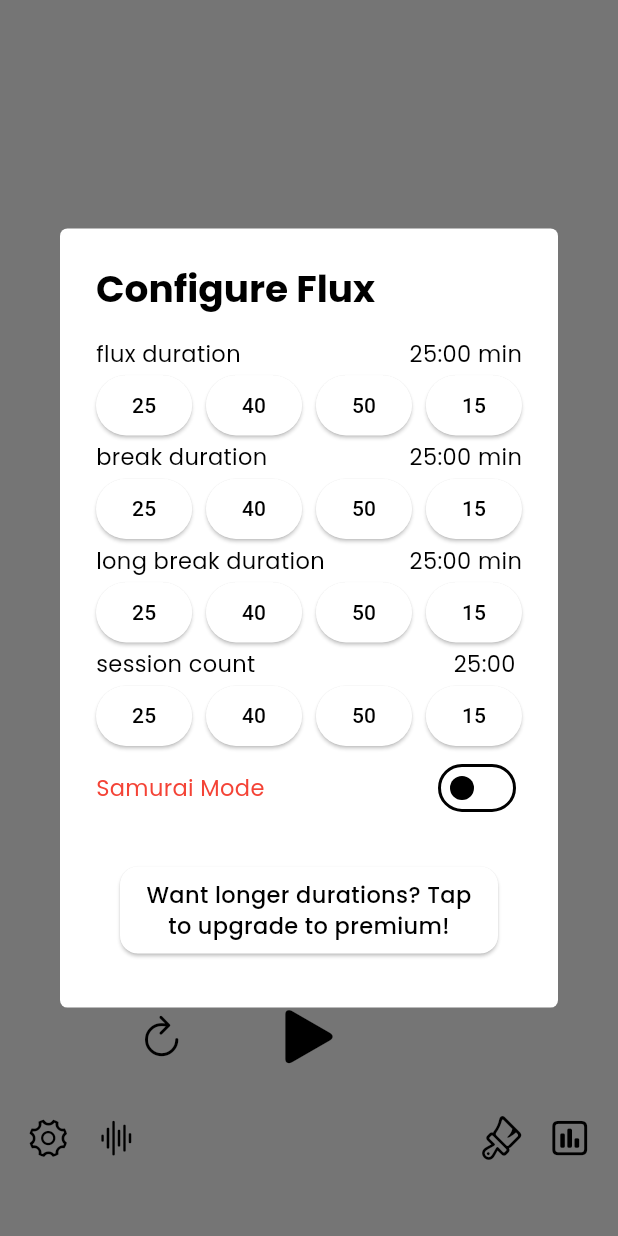
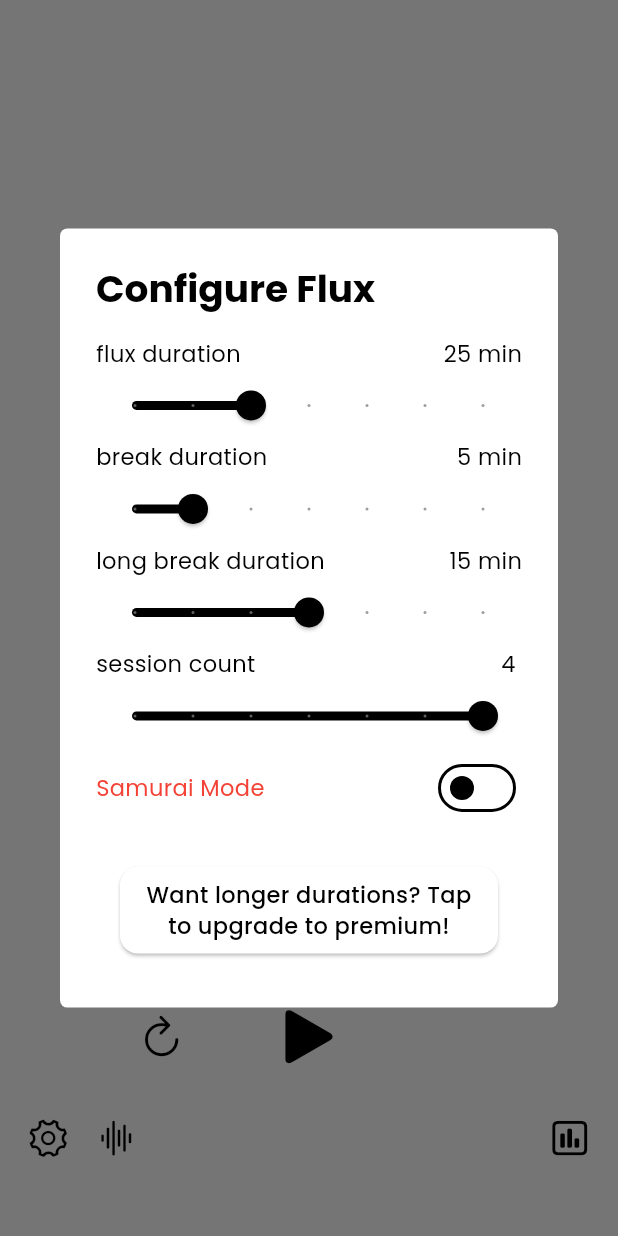
Before and after one commit to serifagir/flux, a Flutter app: the screen it shows after launch, after a tap on an icon or button, on a phone screen of 412 x 824 dp. Run offline on Flutter 3.47's test engine with Material 3 defaults, Android fonts, the phone set to English and light mode, and no system bars; our stand-ins replace fl_chart, google_fonts, settings_ui, shared_preferences, wakelock; missing offline and left inert: dart:ffi.

Commit message:
Revert "some ui improvements"
This reverts commit 1c5628d4e7406c84114b847177eadb36bd243344.

```diff
--- a/lib/components/main_page_components/session_control_buttons.dart
+++ b/lib/components/main_page_components/session_control_buttons.dart
@@ -15,9 +15,7 @@ class SessionControlButtons extends StatelessWidget {
   Widget build(BuildContext context) {
     final timerProvider = Provider.of<TimerProvider>(context);
     final size = MediaQuery.of(context).size;
-    return Positioned(
-      bottom: 100,
-      child: Row(
+    return Row(
       mainAxisAlignment: MainAxisAlignment.spaceBetween,
       crossAxisAlignment: CrossAxisAlignment.center,
       children: [
@@ -55,12 +53,10 @@ class SessionControlButtons extends StatelessWidget {
           onPressed: () {
             timerProvider.jumpNextRound();
           },
-            icon: Icon(
-                timerProvider.isBreakTime ? CupertinoIcons.forward : null,
+          icon: Icon(timerProvider.isBreakTime ? CupertinoIcons.forward : null,
               size: 30.0),
         ),
       ],
-      ),
     );
   }
 }
--- a/lib/components/main_page_components/session_timer.dart
+++ b/lib/components/main_page_components/session_timer.dart
@@ -12,15 +12,13 @@ class SessionTimer extends StatelessWidget {
 
   @override
   Widget build(BuildContext context) {
-    return Center(
-      child: const Column(
+    return const Column(
       mainAxisAlignment: MainAxisAlignment.center,
       children: [
         TimeModeWidget(),
         SessionCountIndicator(),
         TimeWidget(),
       ],
-      ),
     );
   }
 }
--- a/lib/provider/stats_provider.dart
+++ b/lib/provider/stats_provider.dart
@@ -3,42 +3,8 @@ import 'package:flux/models/flux.dart';
 
 class StatsProvider extends ChangeNotifier {
   int _totalTime = 0;
-  int _totalSessions = 0;
 
-  final List<Flux> _completedFluxes = [
-    Flux(
-      fluxDuration: 100,
-      date: DateTime.now(),
-    ),
-    Flux(
-      fluxDuration: 100,
-      date: DateTime.now().subtract(const Duration(days: 1)),
-    ),
-    Flux(
-      fluxDuration: 100,
-      date: DateTime.now().subtract(const Duration(days: 2)),
-    ),
-    Flux(
-      fluxDuration: 100,
-      date: DateTime.now().subtract(const Duration(days: 2)),
-    ),
-    Flux(
-      fluxDuration: 100,
-      date: DateTime.now().subtract(const Duration(days: 3)),
-    ),
-    Flux(
-      fluxDuration: 100,
-      date: DateTime.now().subtract(const Duration(days: 3)),
-    ),
-    Flux(
-      fluxDuration: 100,
-      date: DateTime.now().subtract(const Duration(days: 3)),
-    ),
-    Flux(
-      fluxDuration: 100,
-      date: DateTime.now().subtract(const Duration(days: 4)),
-    ),
-  ];
+  List<Flux> _completedFluxes = [];
 
   int get totalTime => _totalTime;
 
@@ -52,18 +18,4 @@ class StatsProvider extends ChangeNotifier {
     _totalTime += time;
     notifyListeners();
   }
-
-  void dailyDataHandler(DateTime date) {
-    _totalTime = 0;
-    _totalSessions = 0;
-    _completedFluxes.forEach((flux) {
-      _totalSessions++;
-      if (flux.date.day == date.day &&
-          flux.date.month == date.month &&
-          flux.date.year == date.year) {
-        _totalTime += flux.fluxDuration;
-      }
-    });
-    notifyListeners();
-  }
 }
--- a/lib/screens/main_page.dart
+++ b/lib/screens/main_page.dart
@@ -6,6 +6,7 @@ import 'package:flux/provider/flux_configure_provider.dart';
 import 'package:flux/provider/samurai_mode_provider.dart';
 import 'package:flux/provider/time_provider.dart';
 import 'package:flux/screens/settings_page.dart';
+import 'package:flux/screens/stats_page.dart';
 import 'package:google_fonts/google_fonts.dart';
 import 'package:provider/provider.dart';
 
@@ -21,31 +22,20 @@ class MainPage extends StatelessWidget {
           child: Stack(
         alignment: AlignmentDirectional.center,
         children: [
-          SettingsPageNavigateButton(size: size, timerProvider: timerProvider),
-          FluxConfigureDialogButton(size: size, timerProvider: timerProvider),
-          StatsPageNavigateButton(size: size),
-          CustomizePageNavigateButton(size: size),
-          const SessionTimer(),
-          const SessionControlButtons()
-        ],
-      )),
-    );
-  }
-}
-
-class FluxConfigureDialogButton extends StatelessWidget {
-  const FluxConfigureDialogButton({
-    super.key,
-    required this.size,
-    required this.timerProvider,
-  });
-
-  final Size size;
-  final TimerProvider timerProvider;
-
-  @override
-  Widget build(BuildContext context) {
-    return Positioned(
+          Positioned(
+              bottom: size.width * 0.1,
+              left: size.width * 0.02,
+              child: timerProvider.isRunning
+                  ? const SizedBox()
+                  : IconButton(
+                      onPressed: () {
+                        Navigator.push(
+                            context,
+                            MaterialPageRoute(
+                                builder: (context) => const SettingsPage()));
+                      },
+                      icon: const Icon(CupertinoIcons.gear_alt, size: 30))),
+          Positioned(
               bottom: size.width * 0.1,
               left: size.width * 0.13,
               child: timerProvider.isRunning
@@ -62,7 +52,42 @@ class FluxConfigureDialogButton extends StatelessWidget {
                       icon: const Icon(
                         CupertinoIcons.waveform,
                         size: 30,
-                )));
+                      ))),
+          Positioned(
+              bottom: size.width * 0.1,
+              right: size.width * 0.02,
+              child: IconButton(
+                  onPressed: () {
+                    Navigator.push(
+                        context,
+                        MaterialPageRoute(
+                            builder: (context) => const StatsPage()));
+                  },
+                  icon: const Icon(CupertinoIcons.chart_bar_square, size: 30))),
+          // Positioned(
+          //     bottom: size.width * 0.1,
+          //     right: size.width * 0.13,
+          //     child: IconButton(
+          //         onPressed: () {
+          //           showDialog(
+          //               context: context,
+          //               builder: (context) => const CustomizePage());
+          //         },
+          //         icon: const Icon(
+          //           CupertinoIcons.paintbrush,
+          //           size: 30,
+          //         ))),
+
+          Center(
+            child: SessionTimer(),
+          ),
+          Positioned(
+            bottom: 100,
+            child: SessionControlButtons(),
+          )
+        ],
+      )),
+    );
   }
 }
 
@@ -180,6 +205,11 @@ class DurationWidget extends StatelessWidget {
     final timerProvider = Provider.of<TimerProvider>(context);
     return Column(
       children: [
+        Column(
+          mainAxisAlignment: MainAxisAlignment.center,
+          crossAxisAlignment: CrossAxisAlignment.start,
+          mainAxisSize: MainAxisSize.max,
+          children: [
             Row(
               mainAxisAlignment: MainAxisAlignment.spaceBetween,
               crossAxisAlignment: CrossAxisAlignment.center,
@@ -194,7 +224,7 @@ class DurationWidget extends StatelessWidget {
                   ),
                 ),
                 Text(
-              " ${timerProvider.currentTimeDisplay} $minText",
+                  " $sliderValue $minText",
                   softWrap: true,
                   textAlign: TextAlign.left,
                   style: GoogleFonts.poppins(
@@ -204,33 +234,18 @@ class DurationWidget extends StatelessWidget {
                 ),
               ],
             ),
-        Row(
-          mainAxisAlignment: MainAxisAlignment.spaceBetween,
-          children: [
-            ElevatedButton(
-                onPressed: () {
-                  updateValue(15);
+            Slider(
+              label: "$sliderValue",
+              divisions: 6,
+              max: max,
+              min: min,
+              value: sliderValue.toDouble(),
+              onChanged: (value) {
+                sliderValue = value.toInt();
+                updateValue(sliderValue);
                 timerProvider.resetTimer();
               },
-                child: Text("25")),
-            ElevatedButton(
-                onPressed: () {
-                  updateValue(15);
-                  timerProvider.resetTimer();
-                },
-                child: Text("40")),
-            ElevatedButton(
-                onPressed: () {
-                  updateValue(15);
-                  timerProvider.resetTimer();
-                },
-                child: Text("50")),
-            ElevatedButton(
-                onPressed: () {
-                  updateValue(15);
-                  timerProvider.resetTimer();
-                },
-                child: Text("15")),
+            ),
           ],
         ),
       ],
@@ -297,79 +312,3 @@ class SamuraiModeForm extends StatelessWidget {
     );
   }
 }
-
-class SettingsPageNavigateButton extends StatelessWidget {
-  const SettingsPageNavigateButton({
-    super.key,
-    required this.size,
-    required this.timerProvider,
-  });
-
-  final Size size;
-  final TimerProvider timerProvider;
-
-  @override
-  Widget build(BuildContext context) {
-    return Positioned(
-        bottom: size.width * 0.1,
-        left: size.width * 0.02,
-        child: timerProvider.isRunning
-            ? const SizedBox()
-            : IconButton(
-                onPressed: () {
-                  Navigator.push(
-                      context,
-                      MaterialPageRoute(
-                          builder: (context) => const SettingsPage()));
-                },
-                icon: const Icon(CupertinoIcons.gear_alt, size: 30)));
-  }
-}
-
-class StatsPageNavigateButton extends StatelessWidget {
-  const StatsPageNavigateButton({
-    super.key,
-    required this.size,
-  });
-
-  final Size size;
-
-  @override
-  Widget build(BuildContext context) {
-    return Positioned(
-        bottom: size.width * 0.1,
-        right: size.width * 0.02,
-        child: IconButton(
-            onPressed: () {
-              Navigator.push(context,
-                  MaterialPageRoute(builder: (context) => Text("null")));
-            },
-            icon: const Icon(CupertinoIcons.chart_bar_square, size: 30)));
-  }
-}
-
-class CustomizePageNavigateButton extends StatelessWidget {
-  const CustomizePageNavigateButton({
-    super.key,
-    required this.size,
-  });
-
-  final Size size;
-
-  @override
-  Widget build(BuildContext context) {
-    return Positioned(
-        bottom: size.width * 0.1,
-        right: size.width * 0.13,
-        child: IconButton(
-            onPressed: () {
-              showDialog(
-                  context: context,
-                  builder: (context) => const Text("customize page"));
-            },
-            icon: const Icon(
-              CupertinoIcons.paintbrush,
-              size: 30,
-            )));
-  }
-}
```
Also changed, not shown: lib/components/stats_page_components/bar_chart_component.dart (added, +204 -0 lines), lib/screens/stats_page.dart (added, +188 -0 lines). Lines whose indentation alone changed are shown as unchanged.
